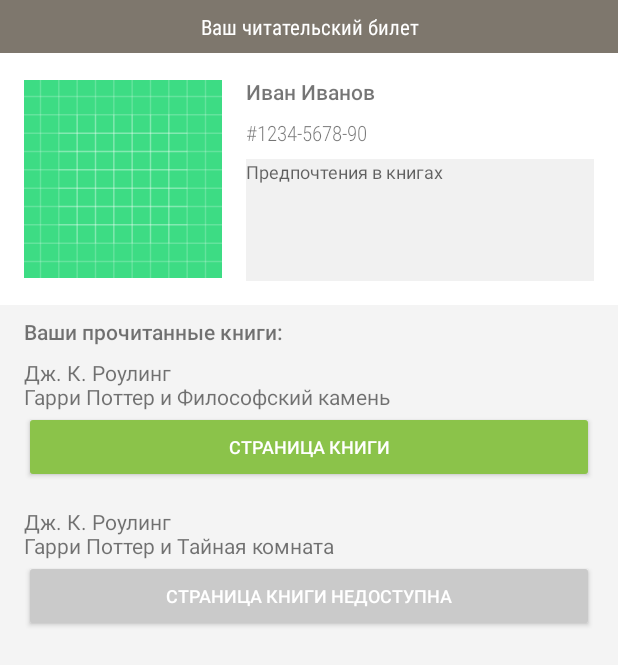
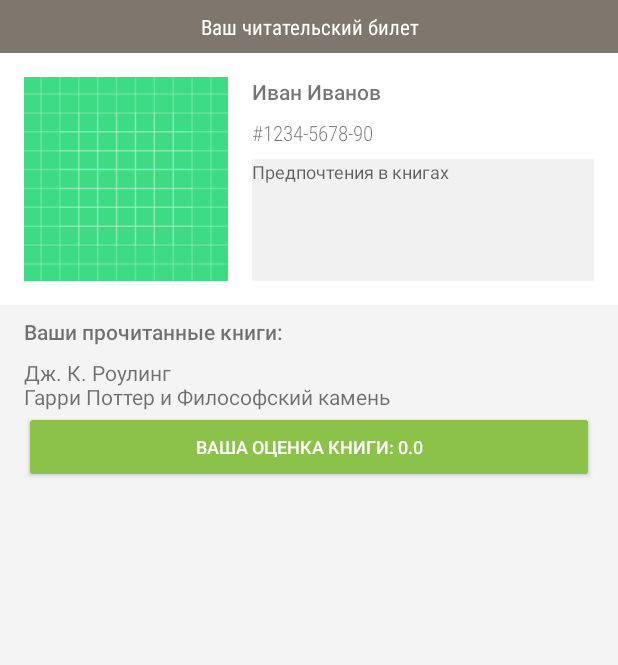
Before and after one commit to svetazhar7/Practice2, an Android app: the screen it shows after launch (FirstActivity), on a phone screen of 412 x 824 dp. Shown: the top 665 px of the screen. Run offline under Robolectric (Android 15) with nearby library versions, the phone set to English and light mode, and no system bars.

Commit message:
Внесены изменения в верстку

```diff
--- a/app/src/main/res/layout/first_activity.xml
+++ b/app/src/main/res/layout/first_activity.xml
@@ -25,7 +25,7 @@
 
         <ImageView
             android:id="@+id/imageView4"
-            android:layout_width="132dp"
+            android:layout_width="136dp"
             android:layout_height="136dp"
             android:layout_alignParentStart="true"
             android:layout_alignParentTop="true"
@@ -76,6 +76,7 @@
             android:gravity="top"
             android:hint="Предпочтения в книгах"
             android:textSize="12sp" />
+
     </RelativeLayout>
 
     <TextView
@@ -87,6 +88,7 @@
         android:layout_marginEnd="16dp"
         android:fontFamily="sans-serif-medium"
         android:text="Ваши прочитанные книги:" />
+
 
     <TextView
         android:id="@+id/textView14"
@@ -105,29 +107,8 @@
         android:layout_marginEnd="16dp"
         android:backgroundTint="#8BC34A"
         android:fontFamily="sans-serif-medium"
-        android:text="Страница книги"
+        android:text="Ваша оценка книги: 0.0"
         android:textColor="#FFFFFF"
         android:textSize="12sp" />
 
-    <TextView
-        android:id="@+id/textView15"
-        android:layout_width="match_parent"
-        android:layout_height="wrap_content"
-        android:layout_marginStart="16dp"
-        android:layout_marginTop="16dp"
-        android:layout_marginEnd="16dp"
-        android:text="Дж. К. Роулинг\nГарри Поттер и Тайная комната" />
-
-    <Button
-        android:id="@+id/button5"
-        android:layout_width="match_parent"
-        android:layout_height="wrap_content"
-        android:layout_marginStart="16dp"
-        android:layout_marginEnd="16dp"
-        android:backgroundTint="#CACACA"
-        android:fontFamily="sans-serif-medium"
-        android:text="Страница книги недоступна"
-        android:textColor="#FFFFFF"
-        android:textSize="12sp"
-        android:clickable="false"/>
 </LinearLayout>
```
Also changed, not shown: app/src/main/res/layout/second_activity.xml (+29 -7 lines).
